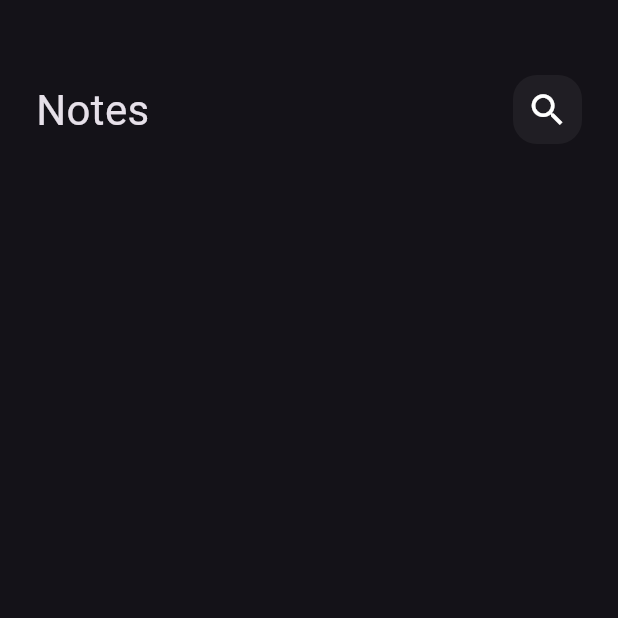
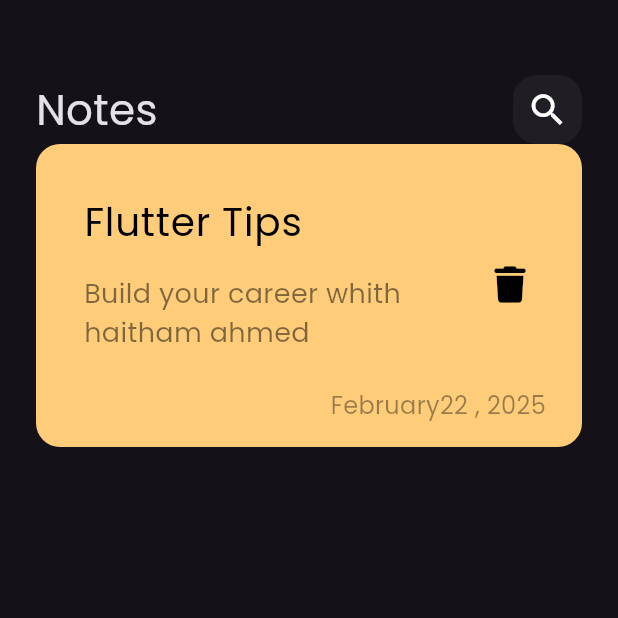
Before and after one commit to Haitham-Ahmed/notes_app, a Flutter app: the screen it shows after launch, on a phone screen of 412 x 824 dp, the top half of it. Run offline on Flutter 3.47's test engine with Material 3 defaults, Android fonts, the phone set to English and light mode, and no system bars; our stand-ins replace font_awesome_flutter.

Commit message:
create custom note item

```diff
--- a/lib/main.dart
+++ b/lib/main.dart
@@ -13,7 +13,7 @@ class NotesApp extends StatelessWidget {
   Widget build(BuildContext context) {
     return MaterialApp(
       debugShowCheckedModeBanner: false,
-      theme: ThemeData(brightness: Brightness.dark),
+      theme: ThemeData(brightness: Brightness.dark, fontFamily: 'Poppins',),
       home: const NotesViews(),
     );
   }
--- /dev/null
+++ b/lib/widgets/custom_note_item.dart
@@ -0,0 +1,60 @@
+
+import 'package:flutter/material.dart';
+import 'package:font_awesome_flutter/font_awesome_flutter.dart';
+
+class NotesItem extends StatelessWidget {
+  const NotesItem({super.key});
+
+  @override
+  Widget build(BuildContext context) {
+    return Container(
+      padding: const EdgeInsets.only(top: 24, bottom: 16, left: 16),
+      decoration: BoxDecoration(
+        color: Color(0xffFFCD7A),
+        borderRadius: BorderRadius.circular(16),
+      ),
+      child: Column(
+        crossAxisAlignment: CrossAxisAlignment.end,
+        children: [
+          ListTile(
+            title: const Text(
+              'Flutter Tips',
+              style: TextStyle(
+                color: Colors.black,
+                fontSize: 26,
+              ),
+            ),
+            subtitle: Padding(
+              padding: const EdgeInsets.only(top: 16, bottom: 16),
+              child: Text(
+                'Build your career whith haitham ahmed',
+                style: TextStyle(
+                  color: Colors.black.withOpacity(.5),
+                  fontSize: 18,
+                ),
+              ),
+            ),
+            trailing: IconButton(
+              onPressed: () {},
+              icon: const Icon(
+                FontAwesomeIcons.trash,
+                color: Colors.black,
+                size: 24,
+              ),
+            ),
+          ),
+          Padding(
+            padding: const EdgeInsets.only(right: 24),
+            child: Text(
+              'February22 , 2025',
+              style: TextStyle(
+                color: Colors.black.withOpacity(.4),
+                fontSize: 16,
+              ),
+            ),
+          ),
+        ],
+      ),
+    );
+  }
+}
--- a/lib/widgets/notes_view_body.dart
+++ b/lib/widgets/notes_view_body.dart
@@ -1,5 +1,7 @@
 import 'package:flutter/material.dart';
+import 'package:font_awesome_flutter/font_awesome_flutter.dart';
 import 'package:notes_app/widgets/custom_app_bar.dart';
+import 'package:notes_app/widgets/custom_note_item.dart';
 
 class NotesViewBody extends StatelessWidget {
   const NotesViewBody({super.key});
@@ -12,6 +14,7 @@ class NotesViewBody extends StatelessWidget {
         children: const [
           SizedBox(height: 50),
            CustomAppBar(),
+           NotesItem(),
         ],
       ),
     );
```
Also changed, not shown: pubspec.yaml (+6 -11 lines), assets/fonts/Poppins-Regular.ttf (added), pubspec.lock.
